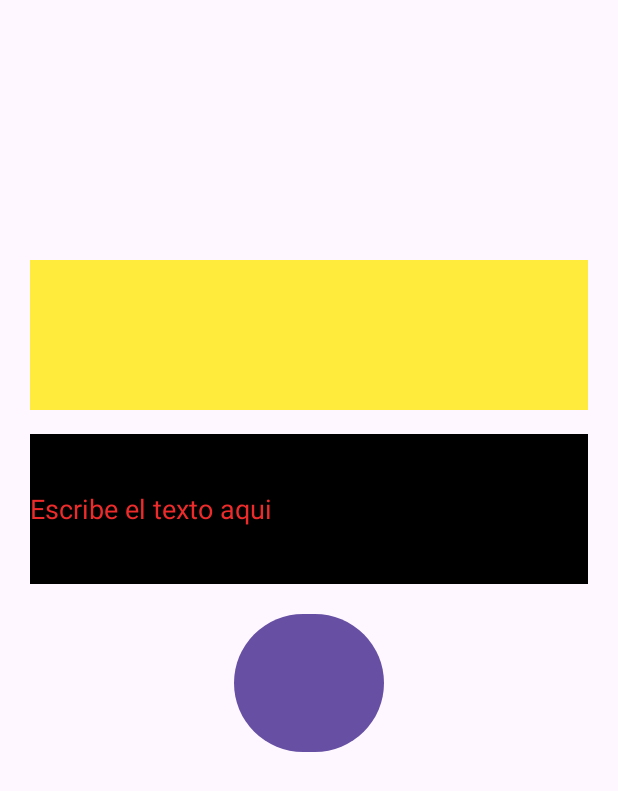
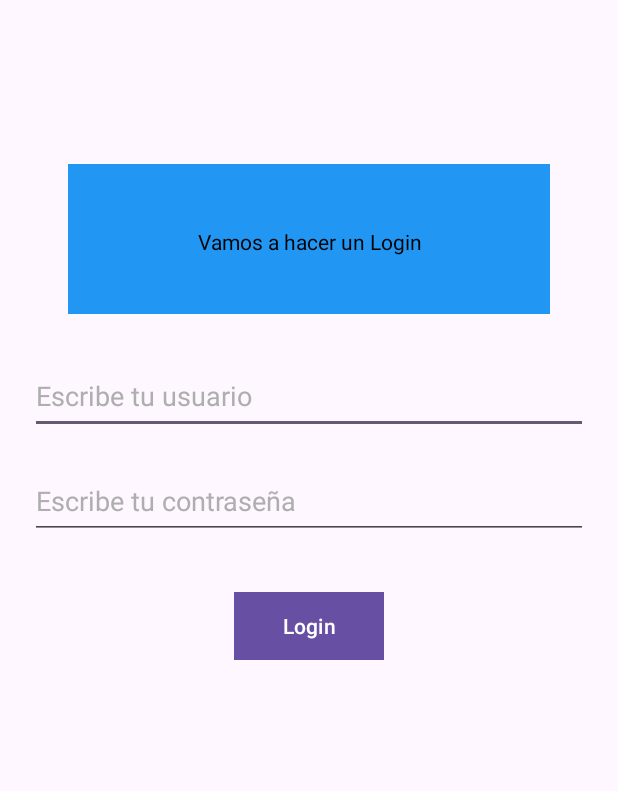
Before and after one commit to ilopjim13/ejerciciosLayout, an Android app: the layout constraint_layout.xml on its own in the app's theme, with its tools: preview values and no code run, on a phone screen of 412 x 824 dp. Shown: the top 791 px of the screen. Run offline under Robolectric (Android 15) with nearby library versions, the phone set to English and light mode, and no system bars.

Commit message:
constraint terminado

```diff
--- a/app/src/main/res/layout/constraint_layout.xml
+++ b/app/src/main/res/layout/constraint_layout.xml
@@ -1,42 +1,74 @@
 <?xml version="1.0" encoding="utf-8"?>
 <androidx.constraintlayout.widget.ConstraintLayout xmlns:android="http://schemas.android.com/apk/res/android"
+    xmlns:tools="http://schemas.android.com/tools"
     android:layout_width="match_parent"
     android:layout_height="match_parent"
     xmlns:app="http://schemas.android.com/apk/res-auto">
 
-    <EditText
-        android:id="@+id/c1"
+
+    <TextView
+        android:id="@+id/c3"
         android:layout_width="match_parent"
         android:layout_height="100dp"
-        android:background="@color/black"
-        android:textColorHint="#ED2B2B"
+        android:textColorHint="@color/black"
+        android:textAlignment="center"
+        android:paddingTop="42dp"
+        android:hint="Vamos a hacer un Login"
+        android:background="#2196F3"
+        app:layout_constraintBottom_toTopOf="@id/user"
+        app:layout_constraintStart_toStartOf="parent"
+        app:layout_constraintEnd_toEndOf="parent"
+        android:layout_marginBottom="30dp"
+        android:layout_marginHorizontal="45dp"
+        tools:ignore="HardcodedText" />
+
+    <EditText
+        android:id="@+id/user"
+        android:layout_width="match_parent"
+        android:layout_height="50dp"
+        android:autofillHints=""
+        android:inputType="text"
+        android:textColorHint="#AEAEAE"
+        app:layout_constraintBottom_toTopOf="@id/pass"
+        app:layout_constraintStart_toStartOf="parent"
+        app:layout_constraintEnd_toEndOf="parent"
+        android:layout_marginBottom="20dp"
+        android:layout_marginHorizontal="20dp"
+        android:hint="Escribe tu usuario"
+        app:layout_constraintVertical_bias="0.4"
+        tools:ignore="HardcodedText" />
+
+
+    <EditText
+        android:id="@+id/pass"
+        android:layout_width="match_parent"
+        android:layout_height="50dp"
+        android:autofillHints=""
+        android:inputType="text"
+        android:textColorHint="#AEAEAE"
         app:layout_constraintBottom_toBottomOf="parent"
         app:layout_constraintEnd_toEndOf="parent"
         app:layout_constraintStart_toStartOf="parent"
         app:layout_constraintTop_toTopOf="parent"
         android:layout_marginHorizontal="20dp"
-        android:hint="Escribe el texto aqui"
+        android:hint="Escribe tu contraseña"
         app:layout_constraintVertical_bias="0.4"
+        tools:ignore="HardcodedText" />
+
+
+
+
+    <Button
+        android:layout_width="100dp"
+        android:layout_height="45dp"
+        app:layout_constraintStart_toStartOf="parent"
+        app:layout_constraintEnd_toEndOf="parent"
+        app:layout_constraintTop_toBottomOf="@id/pass"
+        android:layout_marginTop="35dp"
+        android:background="@android:color/holo_blue_light"
+        android:text="Login"
+        android:shape="rectangle"
         />
 
-    <TextView
-        android:id="@+id/c2"
-        android:layout_width="match_parent"
-        android:layout_height="100dp"
-        android:background="@color/pepito"
-        app:layout_constraintBottom_toTopOf="@id/c1"
-        app:layout_constraintStart_toStartOf="parent"
-        app:layout_constraintEnd_toEndOf="parent"
-        android:layout_marginBottom="16dp"
-        android:layout_marginHorizontal="20dp"
-        />
-    <Button
-        android:layout_width="100dp"
-        android:layout_height="100dp"
-        app:layout_constraintStart_toStartOf="parent"
-        app:layout_constraintEnd_toEndOf="parent"
-        app:layout_constraintTop_toBottomOf="@id/c1"
-        android:layout_marginTop="16dp"
-        />
 
 </androidx.constraintlayout.widget.ConstraintLayout>
```
